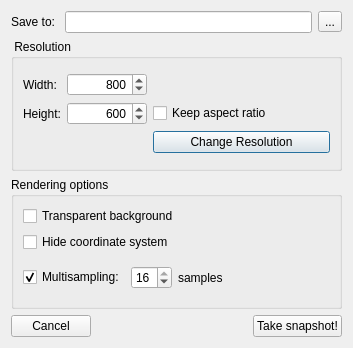
First picture: the form in OpenFlipper/widgets/snapshotDialog/SnapshotDialog.ui, repository ShenRen/OpenFlipper, before the edit.
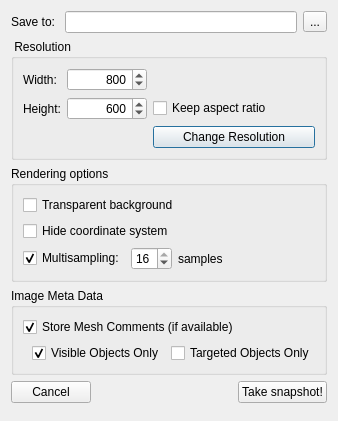
Second picture: the form after the edit.

Commit message: Optionally store mesh comments as metadata in screenshots.

```diff
--- a/OpenFlipper/widgets/snapshotDialog/SnapshotDialog.ui
+++ b/OpenFlipper/widgets/snapshotDialog/SnapshotDialog.ui
@@ -5,14 +5,6 @@
   <property name="windowModality">
    <enum>Qt::ApplicationModal</enum>
   </property>
-  <property name="geometry">
-   <rect>
-    <x>0</x>
-    <y>0</y>
-    <width>353</width>
-    <height>348</height>
-   </rect>
-  </property>
   <property name="windowTitle">
    <string>Take Snapshot</string>
   </property>
@@ -235,6 +227,63 @@
      </layout>
     </widget>
    </item>
+   <item>
+    <widget class="QGroupBox" name="groupBox_3">
+     <property name="toolTip">
+      <string>Use e.g. ImageMagick (&quot;identify --verbose &lt;filename&gt;&quot;) to display the image file's meta data.</string>
+     </property>
+     <property name="title">
+      <string>Image Meta Data</string>
+     </property>
+     <layout class="QVBoxLayout" name="verticalLayout_2">
+      <item>
+       <widget class="QCheckBox" name="metaData_storeComments_cb">
+        <property name="text">
+         <string>Store Mesh Comments (if available)</string>
+        </property>
+        <property name="checked">
+         <bool>true</bool>
+        </property>
+       </widget>
+      </item>
+      <item>
+       <widget class="QWidget" name="widget" native="true">
+        <layout class="QHBoxLayout" name="horizontalLayout_4">
+         <property name="leftMargin">
+          <number>9</number>
+         </property>
+         <property name="topMargin">
+          <number>0</number>
+         </property>
+         <property name="rightMargin">
+          <number>0</number>
+         </property>
+         <property name="bottomMargin">
+          <number>0</number>
+         </property>
+         <item>
+          <widget class="QCheckBox" name="metaData_comments_visibleOnly_cb">
+           <property name="text">
+            <string>Visible Objects Only</string>
+           </property>
+           <property name="checked">
+            <bool>true</bool>
+           </property>
+          </widget>
+         </item>
+         <item>
+          <widget class="QCheckBox" name="metaData_comments_targetedOnly_cb">
+           <property name="text">
+            <string>Targeted Objects Only</string>
+           </property>
+          </widget>
+         </item>
+        </layout>
+       </widget>
+      </item>
+     </layout>
+    </widget>
+   </item>
    <item>
     <layout class="QHBoxLayout" name="horizontalLayout_3">
      <item>
@@ -266,6 +315,13 @@
      </item>
     </layout>
    </item>
+   <item>
+    <spacer name="verticalSpacer">
+     <property name="orientation">
+      <enum>Qt::Vertical</enum>
+     </property>
+    </spacer>
+   </item>
   </layout>
  </widget>
  <tabstops>
```
Left out of the diff: 22 changed lines with no effect on the pictures. The commit also changes 3 other files.
